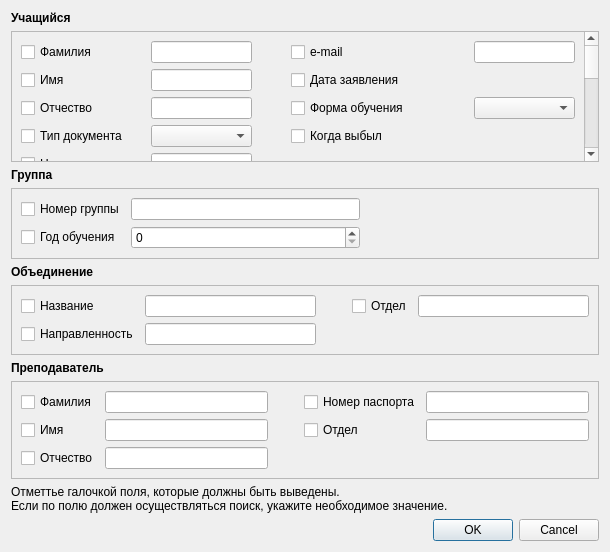
The window that searchdialog.ui (Domerk/UdoDB) describes before a commit, drawn with Qt 5.
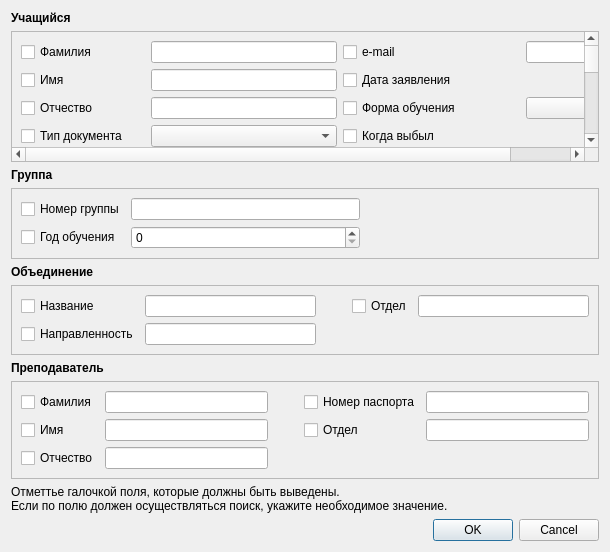
The same window after the commit.

Commit message: Получение инфы из всех блоков, кроме Учащегося

What changed in the file:
```diff
--- a/searchdialog.ui
+++ b/searchdialog.ui
@@ -36,8 +36,8 @@
       <property name="geometry">
        <rect>
         <x>0</x>
-        <y>-235</y>
-        <width>573</width>
+        <y>-252</y>
+        <width>584</width>
         <height>378</height>
        </rect>
       </property>
@@ -115,7 +115,23 @@
         <widget class="QLineEdit" name="lineEdit_16"/>
        </item>
        <item row="3" column="4">
-        <widget class="QComboBox" name="comboBox_3"/>
+        <widget class="QComboBox" name="studEduForm">
+         <item>
+          <property name="text">
+           <string/>
+          </property>
+         </item>
+         <item>
+          <property name="text">
+           <string>Очная</string>
+          </property>
+         </item>
+         <item>
+          <property name="text">
+           <string>Дистанционная</string>
+          </property>
+         </item>
+        </widget>
        </item>
        <item row="14" column="1">
         <widget class="QLineEdit" name="lineEdit_20"/>
@@ -335,7 +351,23 @@
         </widget>
        </item>
        <item row="4" column="1">
-        <widget class="QComboBox" name="comboBox"/>
+        <widget class="QComboBox" name="studDocType">
+         <item>
+          <property name="text">
+           <string/>
+          </property>
+         </item>
+         <item>
+          <property name="text">
+           <string>Паспорт</string>
+          </property>
+         </item>
+         <item>
+          <property name="text">
+           <string>Свидетельство о рождении</string>
+          </property>
+         </item>
+        </widget>
        </item>
        <item row="6" column="1">
         <widget class="QComboBox" name="comboBox_2"/>
```
Left out of the diff: 168 changed lines with no effect on the pictures. The commit also changes 1 other file.
